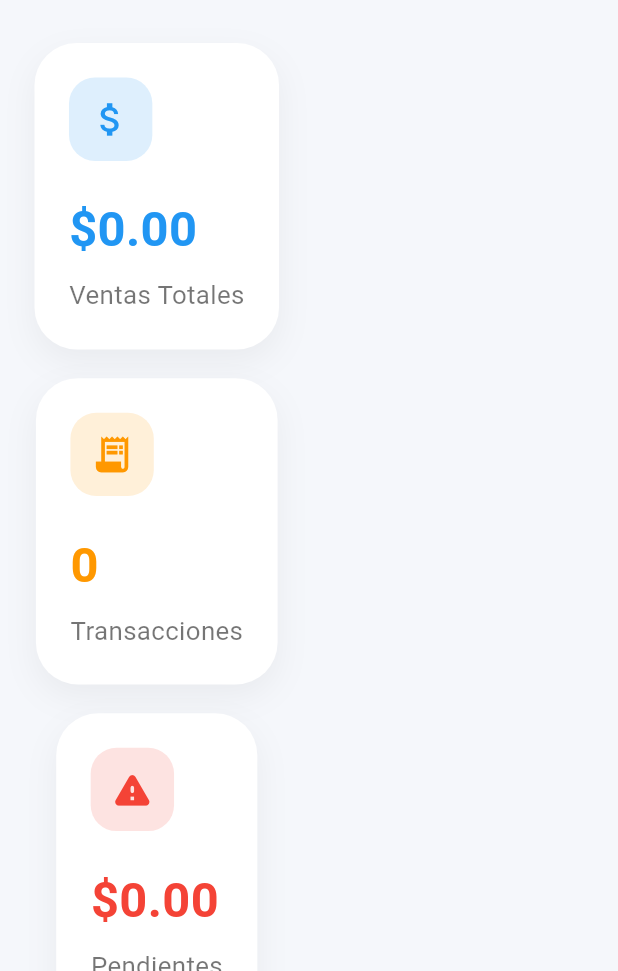
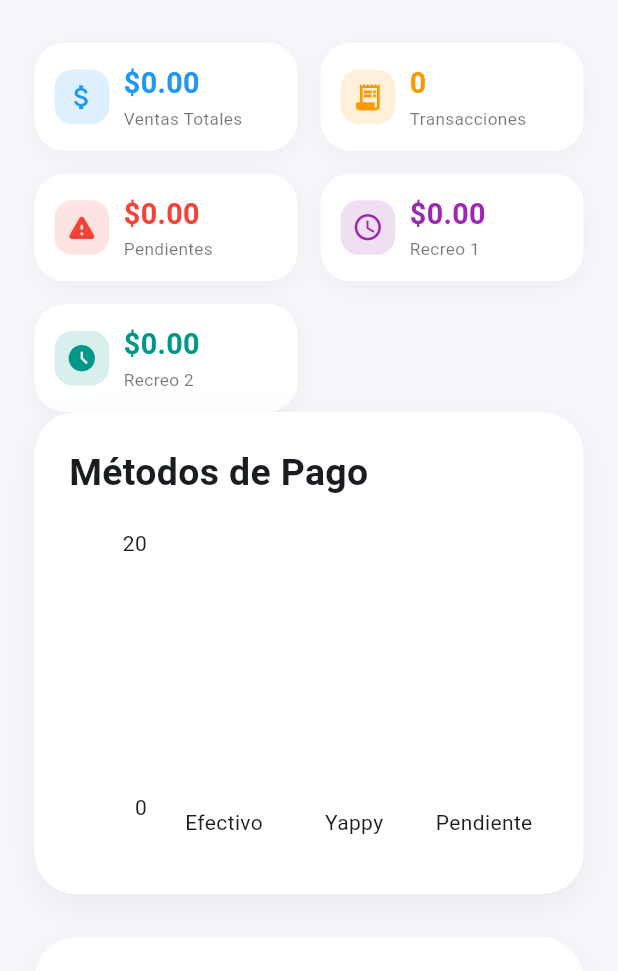
Before and after one commit to Usuario01-bit/kiosco_app, a Flutter app: the ReportsScreen screen opened directly, on a phone screen of 412 x 824 dp, the part 265-1236 px from its top. Run offline on Flutter 3.47's test engine with Material 3 defaults, Android fonts, the light colour scheme and no system bars; drawn by our look-alikes of fl_chart; our stand-ins replace cloud_firestore, firebase_core, shared_preferences, sqflite; accounts and stored records are empty.

Commit message:
fix: remove composite index queries, add date migration for existing DD/MM/YYYY data, fix reports filter, fix visual issues on students/products/reports screens

```diff
--- a/lib/screens/reports_screen.dart
+++ b/lib/screens/reports_screen.dart
@@ -81,23 +81,25 @@ class _ReportsScreenState
 
       // HOY
       if (selectedFilter == 'Hoy') {
-
-        return dateText.contains(
-          '${now.day}/${now.month}/${now.year}',
-        );
+        final todayStr =
+            '${now.year.toString().padLeft(4, '0')}-${now.month.toString().padLeft(2, '0')}-${now.day.toString().padLeft(2, '0')}';
+        return dateText == todayStr;
       }
 
       // SEMANA
       if (selectedFilter == 'Semana') {
-        return true;
+        final weekAgo = DateTime.now()
+            .subtract(const Duration(days: 6))
+            .toIso8601String()
+            .substring(0, 10);
+        return dateText.compareTo(weekAgo) >= 0;
       }
 
       // MES
       if (selectedFilter == 'Mes') {
-
-        return dateText.contains(
-          '/${now.month}/${now.year}',
-        );
+        final monthStr =
+            '${now.year.toString().padLeft(4, '0')}-${now.month.toString().padLeft(2, '0')}';
+        return dateText.startsWith(monthStr);
       }
 
       return true;
@@ -305,93 +307,44 @@ class _ReportsScreenState
             SizedBox(height: R.sp(context, 30)),
 
             // =================================================
-            // TOP CARDS
+            // TOP CARDS (responsive wrap)
             // =================================================
 
-            LayoutBuilder(
-              builder: (context, constraints) {
-                final isWide = constraints.maxWidth >= 500;
-                final cards = [
-                  reportCard(
+            Wrap(
+              spacing: R.sp(context, 16),
+              runSpacing: R.sp(context, 16),
+              children: [
+                _miniCard(
                   title: 'Ventas Totales',
                   value: '\$${totalSales.toStringAsFixed(2)}',
                   color: Colors.blue,
                   icon: Icons.attach_money,
                 ),
-                  reportCard(
+                _miniCard(
                   title: 'Transacciones',
                   value: '$totalTransactions',
                   color: Colors.orange,
                   icon: Icons.receipt_long,
                 ),
-                  reportCard(
+                _miniCard(
                   title: 'Pendientes',
                   value: '\$${pendienteTotal.toStringAsFixed(2)}',
                   color: Colors.red,
                   icon: Icons.warning_rounded,
                 ),
-                ];
-
-                if (isWide) {
-                  return Row(
-                    children: [
-                      Expanded(child: cards[0]),
-                      const SizedBox(width: 30),
-                      Expanded(child: cards[1]),
-                      const SizedBox(width: 20),
-                      Expanded(child: cards[2]),
-                    ],
-                  );
-                }
-                  return Column(
-                    children: [
-                      cards[0],
-                      SizedBox(height: R.sp(context, 20)),
-                      cards[1],
-                      SizedBox(height: R.sp(context, 20)),
-                      cards[2],
-                    ],
-                  );
-                },
-              ),
-
-              SizedBox(height: R.sp(context, 30)),
-
-            LayoutBuilder(
-              builder: (context, constraints) {
-                final isWide = constraints.maxWidth >= 500;
-                final cards = [
-                  reportCard(
+                _miniCard(
                   title: 'Recreo 1',
                   value: '\$${recreo1Total.toStringAsFixed(2)}',
                   color: Colors.purple,
                   icon: Icons.schedule,
                 ),
-                  reportCard(
+                _miniCard(
                   title: 'Recreo 2',
                   value: '\$${recreo2Total.toStringAsFixed(2)}',
                   color: Colors.teal,
                   icon: Icons.access_time_filled,
                 ),
-                ];
-
-                if (isWide) {
-                  return Row(
-                    children: [
-                      Expanded(child: cards[0]),
-                      const SizedBox(width: 20),
-                      Expanded(child: cards[1]),
               ],
-                  );
-                }
-                return Column(
-                  children: [
-                    cards[0],
-                    SizedBox(height: R.sp(context, 20)),
-                    cards[1],
-                  ],
-                );
-              },
             ),
 
             // =================================================
@@ -461,7 +414,7 @@ class _ReportsScreenState
 
                   SizedBox(
 
-                    height: R.sp(context, 350),
+                    height: R.sp(context, 220),
 
                     child: BarChart(
 
@@ -916,120 +869,65 @@ class _ReportsScreenState
     );
   }
   // =====================================================
-  // CARD
+  // MINI CARD (compact, wrap-friendly)
   // =====================================================
 
-  Widget reportCard({
-
+  Widget _miniCard({
     required String title,
-
     required String value,
-
     required Color color,
-
     required IconData icon,
-
   }) {
-
     return Container(
-
-      padding: EdgeInsets.all(R.sp(context, 24)),
-
+      width: (MediaQuery.of(context).size.width - R.sp(context, 48) - R.sp(context, 16)) / 2,
+      padding: EdgeInsets.all(R.sp(context, 14)),
       decoration: BoxDecoration(
-
         color: Colors.white,
-
-        borderRadius:
-        BorderRadius.circular(
-          28,
-        ),
-
+        borderRadius: BorderRadius.circular(20),
         boxShadow: [
-
           BoxShadow(
-
-            color:
-            Colors.black.withValues(alpha:
-              0.05,
-            ),
-
-            blurRadius: 18,
-
-            offset:
-            const Offset(0, 8),
+            color: Colors.black.withValues(alpha: 0.04),
+            blurRadius: 12,
+            offset: const Offset(0, 4),
           ),
         ],
       ),
-
+      child: Row(
+        children: [
+          Container(
+            padding: EdgeInsets.all(R.sp(context, 8)),
+            decoration: BoxDecoration(
+              color: color.withValues(alpha: 0.15),
+              borderRadius: BorderRadius.circular(12),
+            ),
+            child: Icon(icon, color: color, size: R.sp(context, 22)),
+          ),
+          SizedBox(width: R.sp(context, 10)),
+          Expanded(
             child: Column(
-
-        crossAxisAlignment:
-        CrossAxisAlignment.start,
-
+              crossAxisAlignment: CrossAxisAlignment.start,
               children: [
-
-          Container(
-
-            padding: EdgeInsets.all(R.sp(context, 14)),
-
-            decoration:
-            BoxDecoration(
-
-              color:
-              color.withValues(alpha:
-                0.15,
-              ),
-
-              borderRadius:
-              BorderRadius.circular(
-                R.sp(context, 18),
-              ),
-            ),
-
-            child: Icon(
-
-              icon,
-
-              color: color,
-
-              size: R.sp(context, 30),
-            ),
-          ),
-
-          SizedBox(height: R.sp(context, 24)),
-
                 Text(
-
                   value,
-
                   style: TextStyle(
-
-              fontSize: R.fs(context, 34),
-
-              fontWeight:
-              FontWeight.bold,
-
+                    fontSize: R.fs(context, 20),
+                    fontWeight: FontWeight.bold,
                     color: color,
                   ),
                 ),
-
-          SizedBox(height: R.sp(context, 8)),
-
+                SizedBox(height: R.sp(context, 2)),
                 Text(
-
                   title,
-
                   style: TextStyle(
-
-              fontSize: R.fs(context, 18),
-
-              color:
-              Colors.black54,
+                    fontSize: R.fs(context, 12),
+                    color: Colors.black54,
+                  ),
+                ),
+              ],
             ),
           ),
         ],
       ),
     );
-
   }
 }
```
Also changed, not shown: lib/main.dart (+5 -3 lines), lib/screens/products_screen.dart (+24 -133 lines), lib/screens/students_screen.dart (+12 -18 lines), lib/services/firestore_service.dart (+40 -6 lines). Lines whose indentation alone changed are shown as unchanged.
